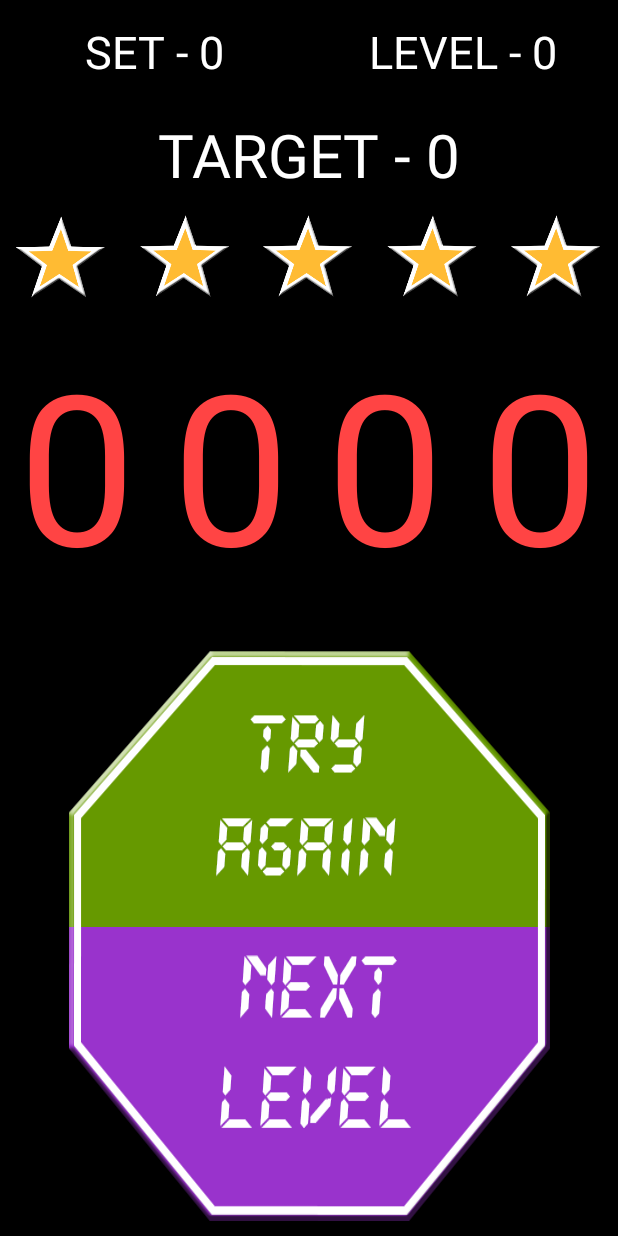
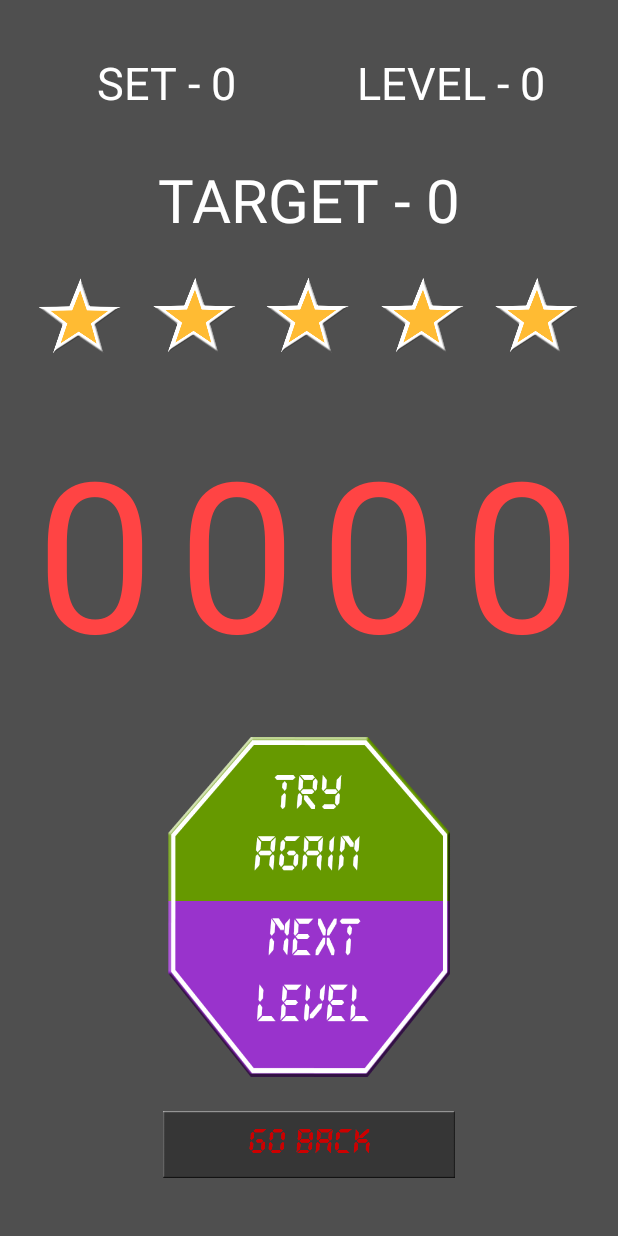
Before and after one commit to StopItGame/StopIt, an Android app: the layout activity_game.xml on its own in the app's theme, with its tools: preview values and no code run, on a phone screen of 412 x 824 dp. Run offline under Robolectric (Android 15) with nearby library versions, the light colour scheme and no system bars.

Commit message:
Refactor MainActivity to GameActivity

```diff
--- a/app/src/main/res/layout/activity_main.xml
+++ b/app/src/main/res/layout/activity_game.xml
@@ -1,10 +1,14 @@
 <LinearLayout xmlns:android="http://schemas.android.com/apk/res/android"
-    xmlns:tools="http://schemas.android.com/tools"
-    android:layout_width="match_parent"
-    android:layout_height="match_parent"
-    android:background="@android:color/black"
-    android:orientation="vertical"
-    tools:context=".MainActivity">
+              xmlns:tools="http://schemas.android.com/tools"
+              android:layout_width="match_parent"
+              android:layout_height="match_parent"
+              android:background="#4F4F4F"
+              android:orientation="vertical"
+              android:paddingBottom="@dimen/activity_vertical_margin"
+              android:paddingLeft="@dimen/activity_horizontal_margin"
+              android:paddingRight="@dimen/activity_horizontal_margin"
+              android:paddingTop="@dimen/activity_vertical_margin"
+              tools:context=".MainActivity">
 
     <LinearLayout
         android:layout_width="fill_parent"
@@ -19,43 +23,43 @@
             android:orientation="horizontal">
 
             <TextView
-                android:id="@+id/activity_main_textview_set"
+                android:id="@+id/activity_game_textview_set"
                 android:layout_width="0dp"
                 android:layout_height="fill_parent"
                 android:layout_weight="1"
                 android:gravity="center"
                 android:text="SET - 0"
                 android:textColor="@android:color/white"
-                android:textSize="30sp" />
+                android:textSize="30sp"/>
 
             <TextView
-                android:id="@+id/activity_main_textview_level"
+                android:id="@+id/activity_game_textview_level"
                 android:layout_width="0dp"
                 android:layout_height="fill_parent"
                 android:layout_weight="1"
                 android:gravity="center"
                 android:text="LEVEL - 0"
                 android:textColor="@android:color/white"
-                android:textSize="30sp" />
+                android:textSize="30sp"/>
 
         </LinearLayout>
 
         <TextView
-            android:id="@+id/activity_main_textview_target"
+            android:id="@+id/activity_game_textview_target"
             android:layout_width="fill_parent"
             android:layout_height="0dp"
             android:layout_weight="1"
             android:gravity="center"
             android:text="TARGET - 0"
             android:textColor="@android:color/white"
-            android:textSize="40sp" />
+            android:textSize="40sp"/>
 
         <ImageView
-            android:id="@+id/activity_main_imageview_stars"
+            android:id="@+id/activity_game_imageview_stars"
             android:layout_width="fill_parent"
             android:layout_height="0dp"
             android:layout_weight="1"
-            android:src="@drawable/five_star" />
+            android:src="@drawable/five_star"/>
 
     </LinearLayout>
 
@@ -66,75 +70,86 @@
         android:orientation="horizontal">
 
         <TextView
-            android:id="@+id/activity_main_textview_thousand"
+            android:id="@+id/activity_game_textview_thousand"
             android:layout_width="0dp"
             android:layout_height="fill_parent"
             android:layout_weight="1"
             android:gravity="center"
             android:text="0"
             android:textColor="#FF4444"
-            android:textSize="140sp" />
+            android:textSize="140sp"/>
 
         <TextView
-            android:id="@+id/activity_main_textview_hundred"
+            android:id="@+id/activity_game_textview_hundred"
             android:layout_width="0dp"
             android:layout_height="fill_parent"
             android:layout_weight="1"
             android:gravity="center"
             android:text="0"
             android:textColor="#FF4444"
-            android:textSize="140sp" />
+            android:textSize="140sp"/>
 
         <TextView
-            android:id="@+id/activity_main_textview_ten"
+            android:id="@+id/activity_game_textview_ten"
             android:layout_width="0dp"
             android:layout_height="fill_parent"
             android:layout_weight="1"
             android:gravity="center"
             android:text="0"
             android:textColor="#FF4444"
-            android:textSize="140sp" />
+            android:textSize="140sp"/>
 
         <TextView
-            android:id="@+id/activity_main_textview_unit"
+            android:id="@+id/activity_game_textview_unit"
             android:layout_width="0dp"
             android:layout_height="fill_parent"
             android:layout_weight="1"
             android:gravity="center"
             android:text="0"
             android:textColor="#FF4444"
-            android:textSize="140sp" />
+            android:textSize="140sp"/>
     </LinearLayout>
 
     <LinearLayout
         android:layout_width="fill_parent"
         android:layout_height="0dp"
-        android:layout_weight="2"
+        android:layout_weight="1"
         android:gravity="center"
-        android:orientation="vertical"
-        android:padding="10dp">
+        android:orientation="vertical">
 
         <ImageButton
-            android:id="@+id/activity_main_button_stopRestart"
-            android:layout_width="fill_parent"
+            android:id="@+id/activity_game_button_stopRestart"
+            android:layout_width="200dp"
             android:layout_height="0dp"
             android:layout_weight="1"
-            android:background="@android:color/black"
-            android:paddingLeft="25dp"
-            android:paddingRight="25dp"
+            android:background="@android:color/transparent"
             android:scaleType="fitXY"
-            android:src="@drawable/try_again_button" />
+            android:src="@drawable/try_again_button"/>
 
         <ImageButton
-            android:id="@+id/activity_main_button_nextLevel"
-            android:layout_width="fill_parent"
+            android:id="@+id/activity_game_button_nextLevel"
+            android:layout_width="200dp"
             android:layout_height="0dp"
             android:layout_weight="1"
-            android:background="@android:color/black"
-            android:paddingLeft="25dp"
-            android:paddingRight="25dp"
+            android:background="@android:color/transparent"
             android:scaleType="fitXY"
-            android:src="@drawable/next_level_button" />
+            android:src="@drawable/next_level_button"/>
+
+    </LinearLayout>
+
+    <LinearLayout
+        android:layout_width="fill_parent"
+        android:layout_height="wrap_content"
+        android:gravity="center"
+        android:padding="20dp">
+
+        <ImageButton
+            android:id="@+id/activity_game_button_back"
+            android:layout_width="200dp"
+            android:layout_height="50dp"
+            android:background="@android:color/transparent"
+            android:scaleType="fitXY"
+            android:src="@drawable/go_back_button"/>
 
     </LinearLayout>
 
```
Also changed, not shown: app/src/main/java/com/stopit/game/GameActivity.java (added, +417 -0 lines), app/src/main/java/com/stopit/game/MainActivity.java (deleted, +0 -211 lines).
